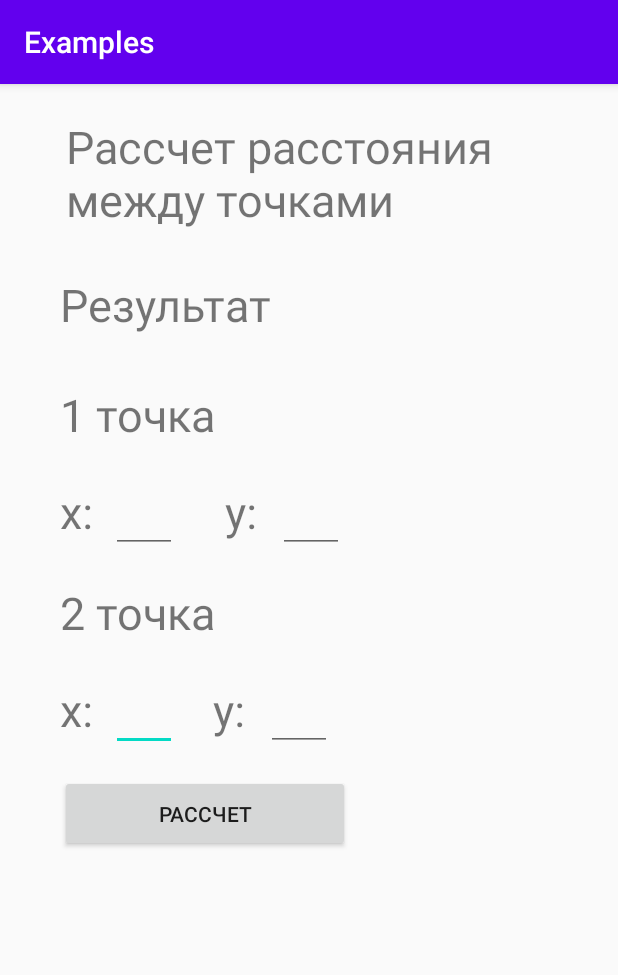
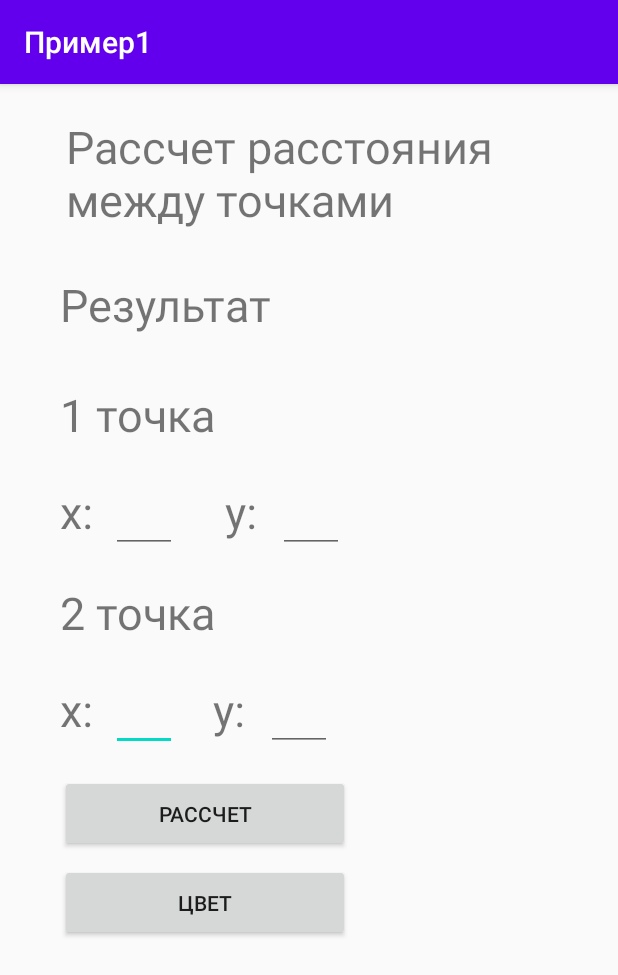
Before and after one commit to 7enSmile/Examples, an Android app: the screen it shows after launch (MainActivity), on a phone screen of 412 x 824 dp. Shown: the top 975 px of the screen. Run offline under Robolectric (Android 15) with nearby library versions, the phone set to English and light mode, and no system bars.

Commit message:
Защита

```diff
--- a/app/src/main/java/com/example/examples/MainActivity.java
+++ b/app/src/main/java/com/example/examples/MainActivity.java
@@ -2,25 +2,41 @@ package com.example.examples;
 
 import androidx.appcompat.app.AppCompatActivity;
 
+import android.graphics.Color;
 import android.os.Bundle;
 import android.view.View;
+import android.widget.Button;
 import android.widget.EditText;
 import android.widget.TextView;
 import android.widget.Toast;
 
+import static android.graphics.Color.rgb;
+
 public class MainActivity extends AppCompatActivity {
+    private EditText objX1;
+    private EditText objX2;
+    private EditText objY1;
+    private EditText objY2;
+    private TextView resText;
+    private Button buttonRes;
+    private int i;
+
 
     @Override
     protected void onCreate(Bundle savedInstanceState) {
+
         super.onCreate(savedInstanceState);
         setContentView(R.layout.activity_main);
+        objX1=(EditText)findViewById(R.id.inputX1);
+        objX2=(EditText)findViewById(R.id.inputX2);
+        objY1=(EditText)findViewById(R.id.inputY1);
+        objY2=(EditText)findViewById(R.id.inputY2);
+        resText=(TextView)findViewById(R.id.textResult);
+        buttonRes=(Button)findViewById(R.id.buttonAccess);
+        i=0;
+
     }
-    public void OnClickButtom(View v){
-        EditText objX1=(EditText)findViewById(R.id.inputX1);
-        EditText objX2=(EditText)findViewById(R.id.inputX2);
-        EditText objY1=(EditText)findViewById(R.id.inputY1);
-        EditText objY2=(EditText)findViewById(R.id.inputY2);
-        TextView resText=(TextView)findViewById(R.id.textResult);
+    public void OnClickRes(View v){
         Double x1=Double.parseDouble(objX1.getText().toString());
         Double x2=Double.parseDouble(objX2.getText().toString());
         Double y1=Double.parseDouble(objY2.getText().toString());
@@ -31,5 +47,18 @@ public class MainActivity extends AppCompatActivity {
 
 
     }
+    public void OnClickColor(View v){
+
+        if(i==0)
+            buttonRes.setBackgroundColor(rgb(230,0,0));
+        if(i==1)
+            buttonRes.setBackgroundColor(rgb(255,255,25));
+        if(i==2)
+            buttonRes.setBackgroundColor(rgb(64,255,25));
+        i++;
+        if(i>2) {
+            i = 0;
+        }
+    }
 
 }
--- a/app/src/main/res/layout/activity_main.xml
+++ b/app/src/main/res/layout/activity_main.xml
@@ -6,6 +6,18 @@
     android:layout_height="match_parent"
     tools:context=".MainActivity"
     tools:layout_editor_absoluteY="81dp">
+
+    <Button
+        android:id="@+id/buttonColor"
+        android:layout_width="193dp"
+        android:layout_height="51dp"
+        android:layout_marginStart="40dp"
+        android:layout_marginLeft="40dp"
+        android:layout_marginTop="8dp"
+        android:onClick="OnClickColor"
+        android:text="Цвет"
+        app:layout_constraintStart_toStartOf="parent"
+        app:layout_constraintTop_toBottomOf="@+id/buttonAccess" />
 
     <TextView
         android:id="@+id/textResult"
@@ -86,7 +98,7 @@
         android:layout_marginStart="40dp"
         android:layout_marginLeft="40dp"
         android:layout_marginTop="20dp"
-        android:onClick="OnClickButtom"
+        android:onClick="OnClickRes"
         android:text="Рассчет"
         app:layout_constraintStart_toStartOf="parent"
         app:layout_constraintTop_toBottomOf="@+id/textViewY2" />
--- a/app/src/main/res/values/strings.xml
+++ b/app/src/main/res/values/strings.xml
@@ -1,3 +1,3 @@
 <resources>
-    <string name="app_name">Examples</string>
+    <string name="app_name">Пример1</string>
 </resources>
```
